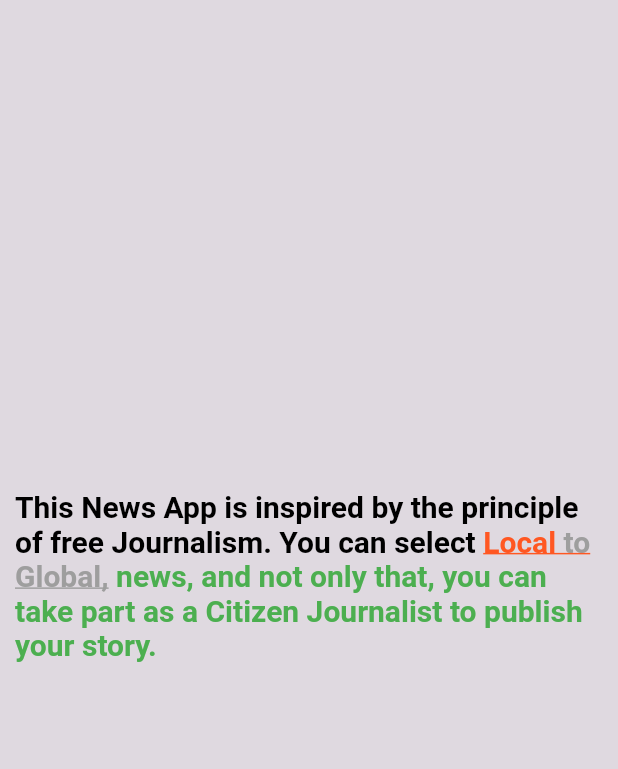
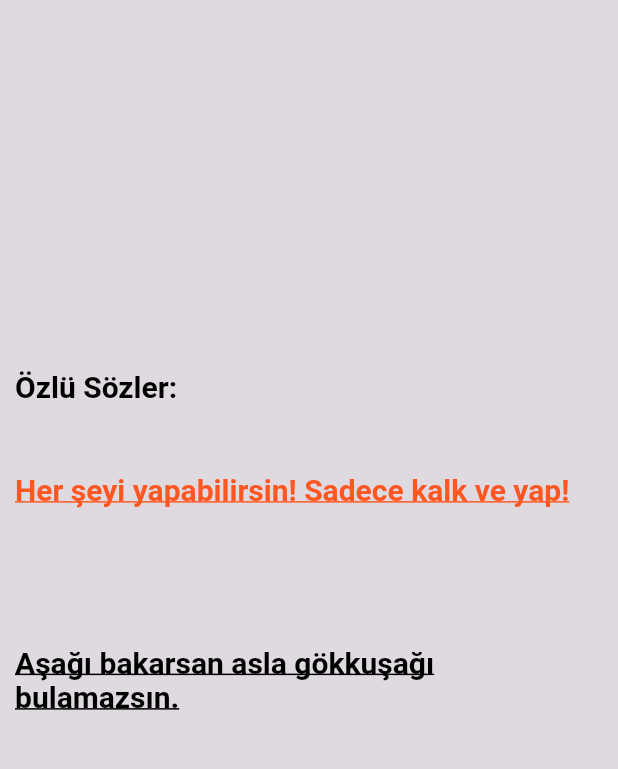
Before and after one commit to miyigun/rich_text_example, a Flutter app: the screen it shows after launch, on a phone screen of 412 x 824 dp, the part 84-853 px from its top. Run offline on Flutter 3.47's test engine with Material 3 defaults, Android fonts, the phone set to English and light mode, and no system bars.

Commit message:
Commit 2

```diff
--- a/lib/view/my_home_page.dart
+++ b/lib/view/my_home_page.dart
@@ -8,8 +8,19 @@ void showSnackBar(BuildContext context, String text){
   SnackBar snackBar=SnackBar(
     content: Text(
       text,
-      style: const TextStyle(fontSize: 30),
+      style: const TextStyle(fontSize: 18),
     ),
+    duration: const Duration(seconds: 5),
+  );
+
+  ScaffoldMessenger.of(context).showSnackBar(snackBar);
+
+}
+
+void showSnackBar2(BuildContext context, String url){
+
+  SnackBar snackBar=SnackBar(
+    content: Image.network(url),
     duration: const Duration(seconds: 2),
   );
 
@@ -46,59 +57,36 @@ class MyHomePage extends StatelessWidget {
       color:  Colors.black12,
       padding: const EdgeInsets.all(10),
       child: Center(
-        child: RichText(
-          text: TextSpan(
-            text: 'This News App is inspired by the principle of free'
-                ' Journalism. You can select ',
+        child:
+        RichText(
+          text: TextSpan(text: 'Özlü Sözler:\n\n\n',
             style: const TextStyle(
               color:  Colors.black,
               fontSize: 20,
               fontWeight: FontWeight.bold,
             ),
             children:[
-              TextSpan(
-                text: 'Local',
+              TextSpan(text: 'Her şeyi yapabilirsin! Sadece kalk ve yap!\n\n\n\n\n',
                 style: const TextStyle(
                   color: Colors.deepOrange,
                   fontSize: 20,
                   fontWeight: FontWeight.bold,
                   decoration: TextDecoration.underline,
                 ),
-                recognizer: TapGestureRecognizer()
-                  ..onTap=()=> showSnackBar(context, "Local"),
+                recognizer: TapGestureRecognizer()..onTap=()=> showSnackBar(
+                      context, "Yolunu değiştirmeden devam ettiğin sürece, ne kadar yavaş gittiğinin önemi yoktur\n\n Konfüçyus"
+                  ),
               ),
               TextSpan(
-                text: ' to ',
+                text: 'Aşağı bakarsan asla gökkuşağı bulamazsın.\n\n',
                 style: const TextStyle(
-                  color: Colors.grey,
+                  color: Colors.black,
                   fontSize: 20,
                   fontWeight: FontWeight.bold,
                   decoration: TextDecoration.underline,
                 ),
-                recognizer: TapGestureRecognizer()
-                  ..onTap=()=> showSnackBar(context, ' to '),
-              ),
-              TextSpan(
-                text: 'Global,',
-                style: const TextStyle(
-                  color: Colors.grey,
-                  fontSize: 20,
-                  fontWeight: FontWeight.bold,
-                  decoration: TextDecoration.underline,
-                ),
-                recognizer: TapGestureRecognizer()
-                  ..onTap=()=> showSnackBar(context, 'Global,',),
-              ),
-              const TextSpan(
-                text: ' news, and not only that, you can take part as a'
-                    ' Citizen Journalist to publish your story.',
-                style: TextStyle(
-                  color: Colors.green,
-                  fontSize: 20,
-                  fontWeight: FontWeight.bold,
-                ),
-              ),
-            ],
+                recognizer: TapGestureRecognizer()..onTap=()=> showSnackBar2(context, 'https://images.pexels.com/photos/757239/pexels-photo-757239.jpeg?auto=compress&cs=tinysrgb&w=600'),
+              ),],
           ),
         ),
       ),
```
